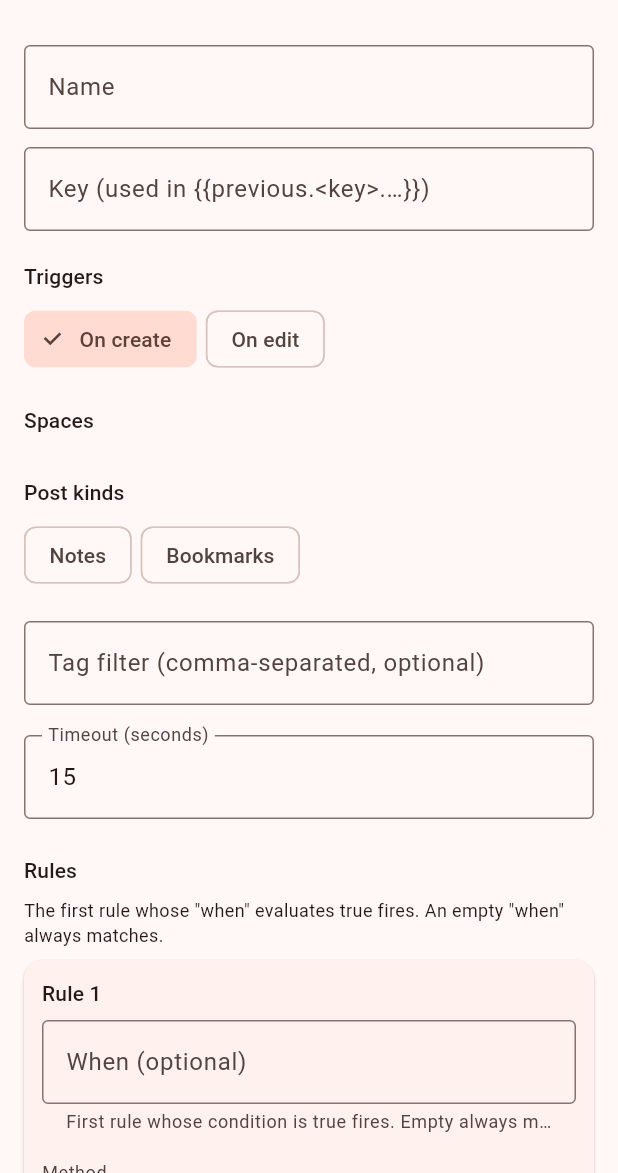
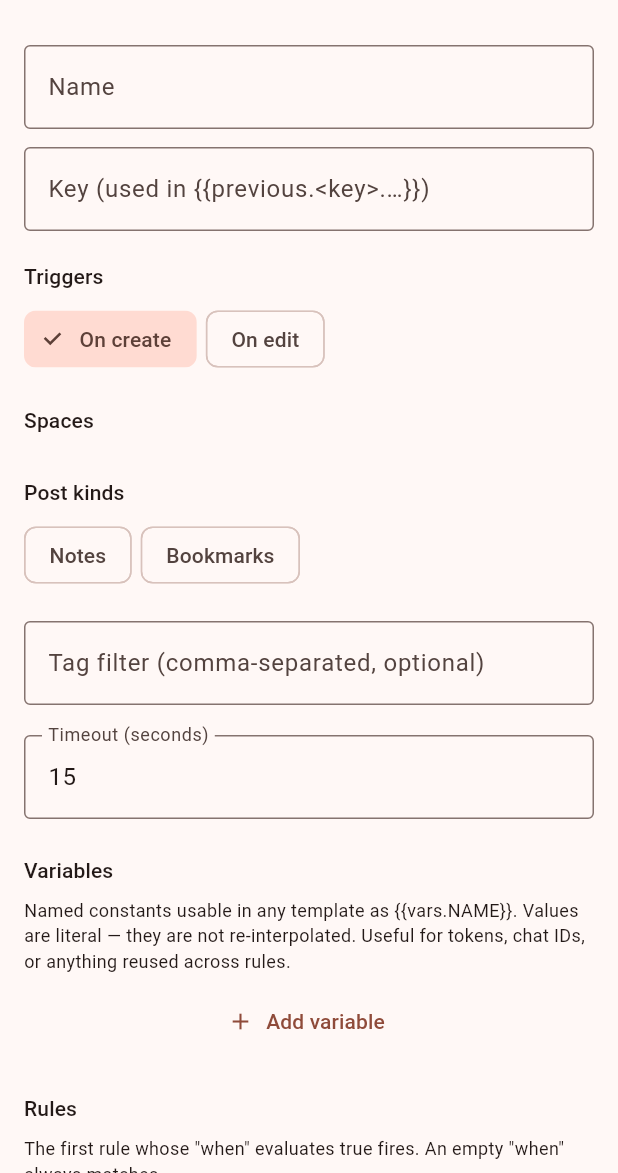
Before and after one commit to octospacc/Cartoria, a Flutter app: the HookEditScreen screen opened directly with empty values, on a phone screen of 412 x 824 dp, the part 63-1236 px from its top. Run offline on Flutter 3.47's test engine with Material 3 defaults, Android fonts, the phone set to English and light mode, and no system bars; our stand-ins replace package_info_plus, scrollable_positioned_list, share_plus, web; missing offline and left inert: dart:js_interop, file_selector, fs_shim, media_kit, media_kit_video, opengraph.

Commit message:
Add variables to hooks

```diff
--- a/lib/data/hooks.dart
+++ b/lib/data/hooks.dart
@@ -139,6 +139,13 @@ class Hook {
   final List<HookRule> rules;
   final int timeoutSeconds;
 
+  /// Named constants available to templates as `{{vars.<name>}}`.
+  /// Values are literal — they are not re-interpolated, so a value
+  /// containing `{{...}}` renders as the literal text. Useful for
+  /// tokens, chat IDs, base URLs, or anything reused across several
+  /// rules.
+  final Map<String, String> variables;
+
   const Hook({
     required this.id,
     required this.key,
@@ -150,6 +157,7 @@ class Hook {
     this.tagFilters = const {},
     required this.rules,
     this.timeoutSeconds = 15,
+    this.variables = const {},
   });
 
   Hook withEnabled(bool value) => Hook(
@@ -163,6 +171,7 @@ class Hook {
         tagFilters: tagFilters,
         rules: rules,
         timeoutSeconds: timeoutSeconds,
+        variables: variables,
       );
 
   bool matches({
@@ -192,6 +201,7 @@ class Hook {
         'postKinds': postKinds.map((k) => k.name).toList(),
         'tagFilters': tagFilters.toList(),
         'timeoutSeconds': timeoutSeconds,
+        if (variables.isNotEmpty) 'variables': variables,
         'rules': rules.map((r) => r.toJson()).toList(),
       };
 
@@ -222,6 +232,8 @@ class Hook {
           ((j['tagFilters'] as List?) ?? const []).cast<String>().toSet(),
       rules: rules,
       timeoutSeconds: (j['timeoutSeconds'] as int?) ?? 15,
+      variables: ((j['variables'] as Map?) ?? const {})
+          .cast<String, String>(),
     );
   }
 }
--- a/lib/data/services/template.dart
+++ b/lib/data/services/template.dart
@@ -93,6 +93,9 @@ class TemplateContext {
           case 'name': return hook.name;
         }
         return null;
+      case 'vars':
+        if (parts.length != 2) return null;
+        return hook.variables[parts[1]];
       case 'trigger':
         return trigger.name;
       case 'now':
--- a/lib/ui/screens/hook_edit.dart
+++ b/lib/ui/screens/hook_edit.dart
@@ -27,6 +27,7 @@ class _HookEditScreenState extends State<HookEditScreen> {
   late Set<HookTrigger> _triggers;
   late Set<PostKind> _postKinds;
   late List<_RuleRow> _rules;
+  late List<_VarRow> _variables;
 
   String? _error;
   bool _saving = false;
@@ -55,10 +56,16 @@ class _HookEditScreenState extends State<HookEditScreen> {
     _tagFilters =
         TextEditingController(text: (hook?.tagFilters ?? const {}).join(','));
     _spaceIds = {...(hook?.spaceIds ?? const {})};
-    _triggers = {...(hook?.triggers ?? {HookTrigger.create})};
+    _triggers = {
+      ...(hook?.triggers ?? {HookTrigger.create})
+    };
     _postKinds = {...(hook?.postKinds ?? const {})};
     _rules = (hook?.rules ?? const [HookRule(urlTemplate: '')])
         .map(_RuleRow.fromRule)
+        .toList();
+    _variables = (hook?.variables ?? const <String, String>{})
+        .entries
+        .map((e) => _VarRow.fromEntry(e.key, e.value))
         .toList();
   }
 
@@ -69,6 +76,9 @@ class _HookEditScreenState extends State<HookEditScreen> {
     _tagFilters.dispose();
     for (final r in _rules) {
       r.dispose();
+    }
+    for (final v in _variables) {
+      v.dispose();
     }
   }
 
@@ -87,6 +97,16 @@ class _HookEditScreenState extends State<HookEditScreen> {
       _disposeCurrent();
       _loadFrom(result);
     });
+  }
+
+  Map<String, String> _collectVariables() {
+    final out = <String, String>{};
+    for (final v in _variables) {
+      final name = v.name.text.trim();
+      if (name.isEmpty) continue;
+      out[name] = v.value.text;
+    }
+    return out;
   }
 
   /// Best-effort snapshot of the current form state for the JSON view.
@@ -114,6 +134,7 @@ class _HookEditScreenState extends State<HookEditScreen> {
       postKinds: _postKinds,
       tagFilters: tags,
       rules: rules,
+      variables: _collectVariables(),
       timeoutSeconds: int.tryParse(_timeout.text.trim()) ?? 15,
     );
   }
@@ -129,17 +150,12 @@ class _HookEditScreenState extends State<HookEditScreen> {
           parts.add(HookMultipartPart(
             name: pname,
             filePath: p.value.text.trim(),
-            filename: p.filename.text.trim().isEmpty
-                ? null
-                : p.filename.text.trim(),
+            filename:
+                p.filename.text.trim().isEmpty ? null : p.filename.text.trim(),
             repeat: p.repeat ? 'post.files' : null,
             join: p.repeat && p.join.text.isNotEmpty ? p.join.text : null,
-            prefix: p.repeat && p.prefix.text.isNotEmpty
-                ? p.prefix.text
-                : null,
-            suffix: p.repeat && p.suffix.text.isNotEmpty
-                ? p.suffix.text
-                : null,
+            prefix: p.repeat && p.prefix.text.isNotEmpty ? p.prefix.text : null,
+            suffix: p.repeat && p.suffix.text.isNotEmpty ? p.suffix.text : null,
           ));
         } else {
           parts.add(HookMultipartPart(
@@ -147,12 +163,8 @@ class _HookEditScreenState extends State<HookEditScreen> {
             template: p.value.text,
             repeat: p.repeat ? 'post.files' : null,
             join: p.repeat && p.join.text.isNotEmpty ? p.join.text : null,
-            prefix: p.repeat && p.prefix.text.isNotEmpty
-                ? p.prefix.text
-                : null,
-            suffix: p.repeat && p.suffix.text.isNotEmpty
-                ? p.suffix.text
-                : null,
+            prefix: p.repeat && p.prefix.text.isNotEmpty ? p.prefix.text : null,
+            suffix: p.repeat && p.suffix.text.isNotEmpty ? p.suffix.text : null,
           ));
         }
       } catch (_) {
@@ -200,8 +212,7 @@ class _HookEditScreenState extends State<HookEditScreen> {
       var key = _key.text.trim();
       if (key.isEmpty) key = _suggestKey(name);
       if (!RegExp(r'^[a-z][a-z0-9_]*$').hasMatch(key)) {
-        throw ArgumentError(
-            'Key must be lowercase letters/digits/underscore');
+        throw ArgumentError('Key must be lowercase letters/digits/underscore');
       }
       if (_triggers.isEmpty) {
         throw ArgumentError('Select at least one trigger');
@@ -229,6 +240,27 @@ class _HookEditScreenState extends State<HookEditScreen> {
           .where((s) => s.isNotEmpty)
           .toSet();
 
+// Validate variables.
+      final seenNames = <String>{};
+      for (var i = 0; i < _variables.length; i++) {
+        final v = _variables[i];
+        final name = v.name.text.trim();
+        if (name.isEmpty) {
+          // Skip empty rows silently — the user might have tapped "Add"
+          // without filling in the name yet.
+          continue;
+        }
+        if (!RegExp(r'^[A-Za-z_][A-Za-z0-9_]*$').hasMatch(name)) {
+          throw ArgumentError(
+              'Variable ${i + 1}: name must start with a letter or '
+              'underscore and contain only letters, digits, and underscores');
+        }
+        if (!seenNames.add(name)) {
+          throw ArgumentError('Variable ${i + 1}: name "$name" is duplicated');
+        }
+      }
+      final variables = _collectVariables();
+
       final hook = Hook(
         id: _workingId,
         key: key,
@@ -239,8 +271,8 @@ class _HookEditScreenState extends State<HookEditScreen> {
         postKinds: _postKinds,
         tagFilters: tags,
         rules: rules,
-        timeoutSeconds:
-            int.tryParse(_timeout.text.trim())?.clamp(1, 120) ?? 15,
+        variables: variables,
+        timeoutSeconds: int.tryParse(_timeout.text.trim())?.clamp(1, 120) ?? 15,
       );
       await widget.store.saveHook(hook);
       if (mounted) Navigator.pop(context);
@@ -281,8 +313,7 @@ class _HookEditScreenState extends State<HookEditScreen> {
             Padding(
               padding: const EdgeInsets.only(bottom: 12),
               child: Text(_error!,
-                  style: TextStyle(
-                      color: Theme.of(context).colorScheme.error)),
+                  style: TextStyle(color: Theme.of(context).colorScheme.error)),
             ),
           TextField(
             controller: _name,
@@ -370,6 +401,33 @@ class _HookEditScreenState extends State<HookEditScreen> {
               border: OutlineInputBorder(),
             ),
             keyboardType: TextInputType.number,
+          ),
+          const SizedBox(height: 24),
+          _section('Variables'),
+          const Padding(
+            padding: EdgeInsets.only(bottom: 8),
+            child: Text(
+              'Named constants usable in any template as {{vars.NAME}}. '
+              'Values are literal — they are not re-interpolated. '
+              'Useful for tokens, chat IDs, or anything reused across rules.',
+              style: TextStyle(fontSize: 12),
+            ),
+          ),
+          ..._variables.asMap().entries.map((e) => _VariableRow(
+                key: ValueKey(e.value.id),
+                row: e.value,
+                onChanged: () => setState(() {}),
+                onDelete: () => setState(() {
+                  e.value.dispose();
+                  _variables.removeAt(e.key);
+                }),
+              )),
+          TextButton.icon(
+            onPressed: () => setState(() {
+              _variables.add(_VarRow.empty());
+            }),
+            icon: const Icon(Icons.add, size: 18),
+            label: const Text('Add variable'),
           ),
           const SizedBox(height: 24),
           _section('Rules'),
@@ -610,6 +668,35 @@ class _PartRow {
   }
 }
 
+class _VarRow {
+  final String id;
+  final TextEditingController name;
+  final TextEditingController value;
+
+  _VarRow({
+    required this.id,
+    required this.name,
+    required this.value,
+  });
+
+  factory _VarRow.empty() => _VarRow(
+        id: const Uuid().v4(),
+        name: TextEditingController(),
+        value: TextEditingController(),
+      );
+
+  factory _VarRow.fromEntry(String name, String value) => _VarRow(
+        id: const Uuid().v4(),
+        name: TextEditingController(text: name),
+        value: TextEditingController(text: value),
+      );
+
+  void dispose() {
+    name.dispose();
+    value.dispose();
+  }
+}
+
 // ── Rule card ──────────────────────────────────────────────────────────────
 
 class _RuleCard extends StatelessWidget {
@@ -670,8 +757,7 @@ class _RuleCard extends StatelessWidget {
                     value: row.method,
                     decoration: const InputDecoration(labelText: 'Method'),
                     items: const ['GET', 'POST', 'PUT', 'PATCH', 'DELETE']
-                        .map((m) =>
-                            DropdownMenuItem(value: m, child: Text(m)))
+                        .map((m) => DropdownMenuItem(value: m, child: Text(m)))
                         .toList(),
                     onChanged: (v) {
                       row.method = v ?? 'POST';
@@ -715,16 +801,14 @@ class _RuleCard extends StatelessWidget {
                     Expanded(
                       child: TextField(
                         controller: pair.key,
-                        decoration:
-                            const InputDecoration(labelText: 'Name'),
+                        decoration: const InputDecoration(labelText: 'Name'),
                       ),
                     ),
                     const SizedBox(width: 6),
                     Expanded(
                       child: TextField(
                         controller: pair.value,
-                        decoration:
-                            const InputDecoration(labelText: 'Value'),
+                        decoration: const InputDecoration(labelText: 'Value'),
                       ),
                     ),
                     IconButton(
@@ -926,3 +1010,66 @@ class _PartCard extends StatelessWidget {
     );
   }
 }
+
+class _VariableRow extends StatelessWidget {
+  final _VarRow row;
+  final VoidCallback onChanged;
+  final VoidCallback onDelete;
+
+  const _VariableRow({
+    super.key,
+    required this.row,
+    required this.onChanged,
+    required this.onDelete,
+  });
+
+  @override
+  Widget build(BuildContext context) {
+    return Padding(
+      padding: const EdgeInsets.only(bottom: 8),
+      child: Row(
+        crossAxisAlignment: CrossAxisAlignment.start,
+        children: [
+          SizedBox(
+            width: 160,
+            child: TextField(
+              controller: row.name,
+              decoration: const InputDecoration(
+                labelText: 'Name',
+                hintText: 'bot_token',
+                isDense: true,
+                border: OutlineInputBorder(),
+              ),
+              style: const TextStyle(
+                fontFamily: 'monospace',
+                fontSize: 13,
+              ),
+            ),
+          ),
+          const SizedBox(width: 8),
+          Expanded(
+            child: TextField(
+              controller: row.value,
+              decoration: const InputDecoration(
+                labelText: 'Value',
+                isDense: true,
+                border: OutlineInputBorder(),
+              ),
+              style: const TextStyle(
+                fontFamily: 'monospace',
+                fontSize: 13,
+              ),
+              minLines: 1,
+              maxLines: 4,
+            ),
+          ),
+          IconButton(
+            icon: const Icon(Icons.remove_circle_outline),
+            tooltip: 'Remove variable',
+            onPressed: onDelete,
+          ),
+        ],
+      ),
+    );
+  }
+}
```
